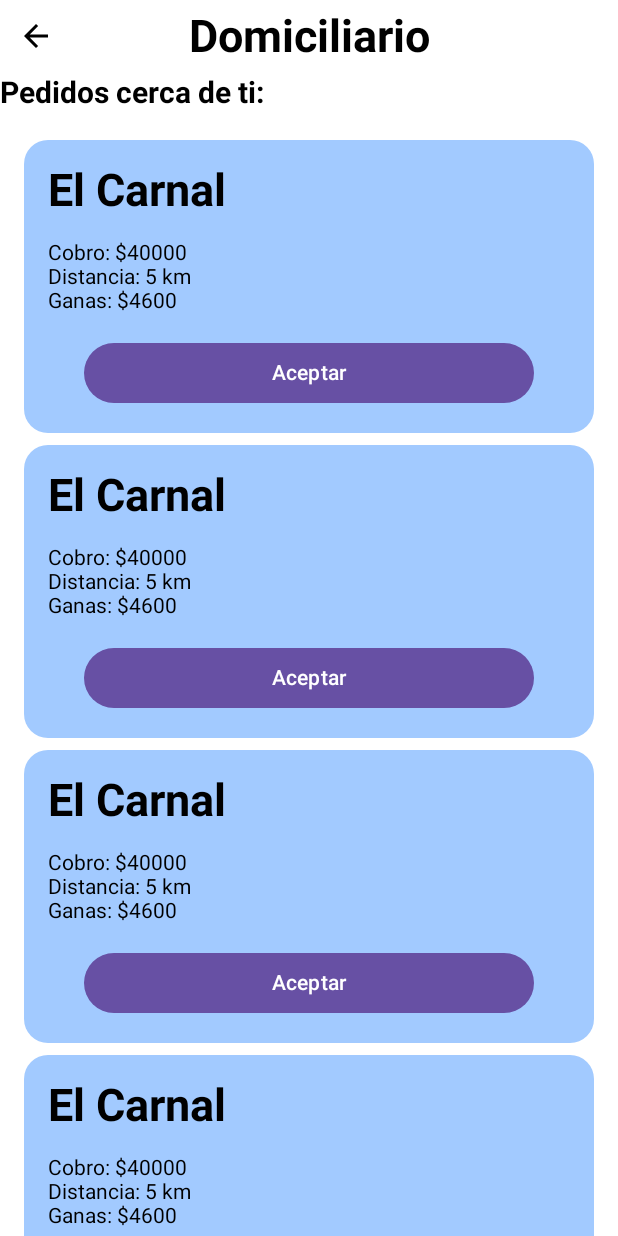
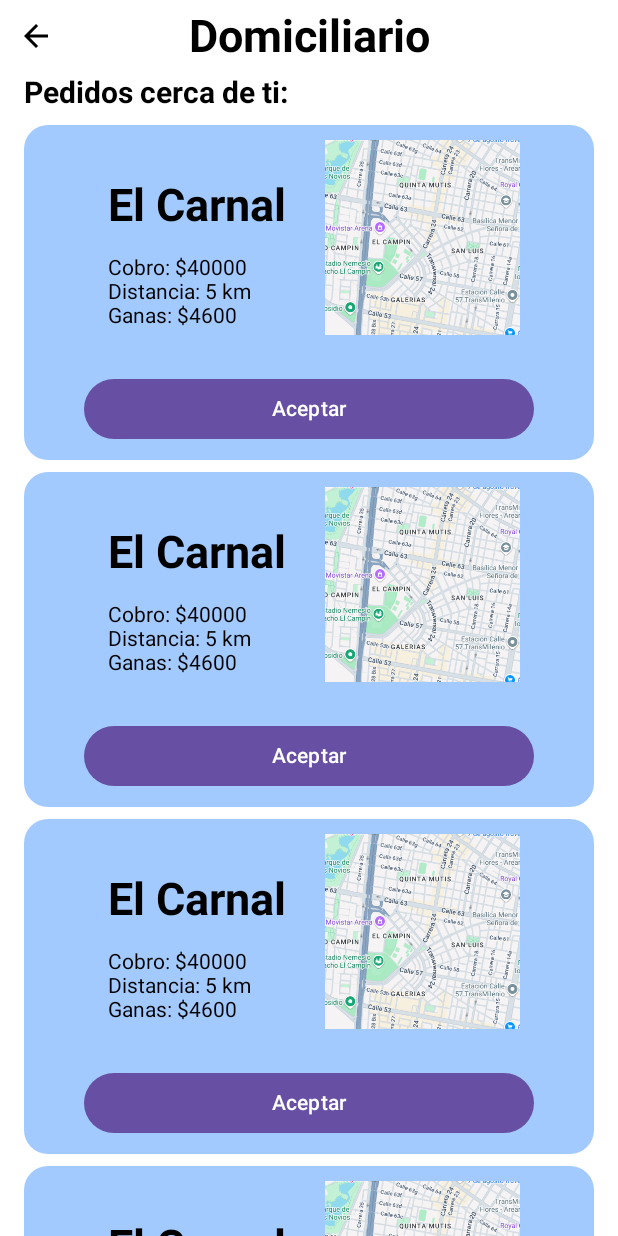
Before and after one commit to JuanRodR31/OrderWay, an Android app built with Jetpack Compose: the @Preview function OrderListPreview, on a phone screen of 412 x 824 dp. Run offline under Robolectric (Android 15) with nearby library versions, the phone set to English and light mode, and no system bars.

Commit message:
delivery tracking image created

```diff
--- a/app/src/main/java/com/orderway/ui/DeliveryScreens/AvailableOrder.kt
+++ b/app/src/main/java/com/orderway/ui/DeliveryScreens/AvailableOrder.kt
@@ -1,5 +1,6 @@
 package com.orderway.ui.DeliveryScreens
 
+import androidx.compose.foundation.Image
 import androidx.compose.foundation.background
 import androidx.compose.foundation.layout.*
 import androidx.compose.foundation.shape.RoundedCornerShape
@@ -13,7 +14,22 @@ import androidx.compose.ui.unit.dp
 import androidx.compose.ui.unit.sp
 import com.orderway.ui.theme.lightBlue
 import androidx.compose.ui.draw.clip
+import androidx.compose.ui.layout.ContentScale
+import androidx.compose.ui.res.painterResource
+import com.orderway.R
 
+
+
+@Composable
+fun MyImage() {
+    Image(
+        painter = painterResource(id = R.drawable.img),
+        contentDescription = "My Image Description",
+        modifier = Modifier.size(150.dp).
+        padding(10.dp),
+        contentScale = ContentScale.Crop
+    )
+}
 
 @Composable
 fun AvailableOrder(
@@ -33,6 +49,9 @@ fun AvailableOrder(
 
         }
     ) {
+        Row (modifier = Modifier.fillMaxWidth(),
+            horizontalArrangement = Arrangement.Center){
+            Column (modifier = Modifier.padding(vertical = 20.dp)){
                 Text(
                     text = restaurantName,
                     fontSize = 30.sp,
@@ -45,10 +64,13 @@ fun AvailableOrder(
                     modifier = Modifier.padding(horizontal = 16.dp))
                 Text(text = "Ganas: $earnings",
                     modifier = Modifier.padding(horizontal = 16.dp))
+            }
+            MyImage()
+        }
         Button(
             onClick = onAccept,
             modifier = Modifier.fillMaxWidth()
-                .padding(horizontal = 40.dp, vertical = 16.dp),
+                .padding(horizontal = 40.dp, vertical = 10.dp),
         ) {
             Text(text = "Aceptar")
         }
@@ -58,6 +80,7 @@ fun AvailableOrder(
 @Preview
 @Composable
 fun AvailableOrderPreview() {
+
     AvailableOrder(
         restaurantName = "El Carnal",
         charge = "$40000",
--- a/app/src/main/java/com/orderway/ui/DeliveryScreens/DeliveriesAvailableScreen.kt
+++ b/app/src/main/java/com/orderway/ui/DeliveryScreens/DeliveriesAvailableScreen.kt
@@ -7,6 +7,7 @@ import androidx.compose.foundation.layout.Row
 import androidx.compose.foundation.layout.Spacer
 import androidx.compose.foundation.layout.fillMaxWidth
 import androidx.compose.foundation.layout.height
+import androidx.compose.foundation.layout.padding
 import androidx.compose.foundation.lazy.LazyColumn
 import androidx.compose.foundation.lazy.items
 import androidx.compose.material.icons.Icons
@@ -39,9 +40,10 @@ fun OrderList(orders: List<Order>) {
             Column{
                 Text(text = stringResource(id = R.string.nearOrders),
                     fontSize = 20.sp,
-                    fontWeight = FontWeight.Bold)
+                    fontWeight = FontWeight.Bold,
+                    modifier = Modifier.padding(horizontal = 16.dp))
             }
-            Spacer(modifier = Modifier.height(16.dp))
+            Spacer(modifier = Modifier.height(6.dp))
         }
         items(orders) { order ->
             AvailableOrder(
--- /dev/null
+++ b/app/src/main/res/values/ic_launcher_background.xml
@@ -0,0 +1,4 @@
+<?xml version="1.0" encoding="utf-8"?>
+<resources>
+    <color name="ic_launcher_background">#0055C7</color>
+</resources>
```
Also changed, not shown: app/src/main/java/com/orderway/ui/DeliveryScreens/DeliveryTracking.kt (added, +144 -0 lines), app/src/main/ic_launcher-playstore.png (added), app/src/main/res/drawable/img.png (added), app/src/main/res/mipmap-hdpi/ic_launcher_foreground.webp (added), app/src/main/res/mipmap-mdpi/ic_launcher_foreground.webp (added), app/src/main/res/mipmap-xhdpi/ic_launcher_foreground.webp (added), app/src/main/res/mipmap-xxhdpi/ic_launcher_foreground.webp (added), app/src/main/res/mipmap-xxxhdpi/ic_launcher_foreground.webp (added). Lines whose indentation alone changed are shown as unchanged.
